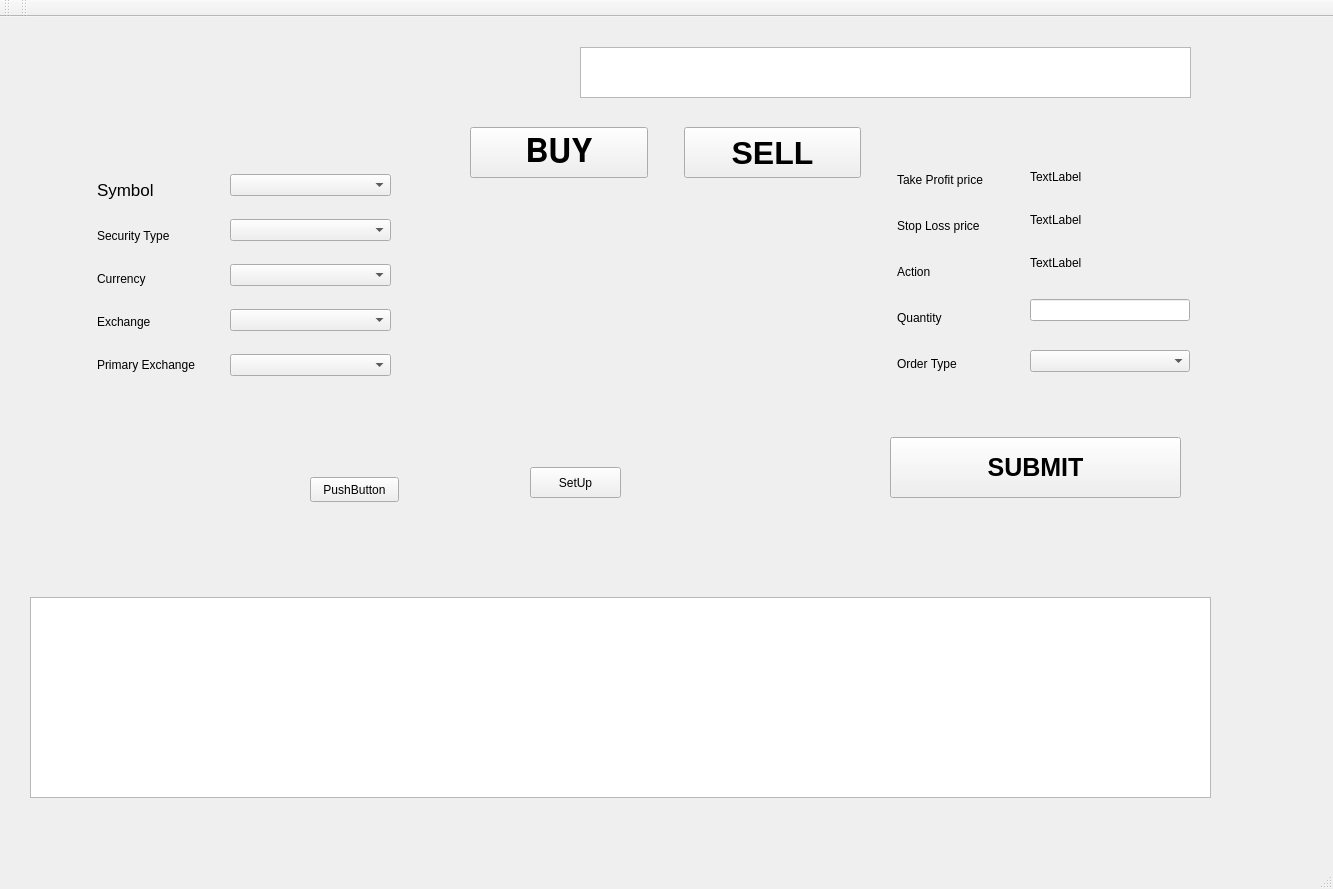
Qt form MainWindow.ui (eekremer/Trader) before a commit.
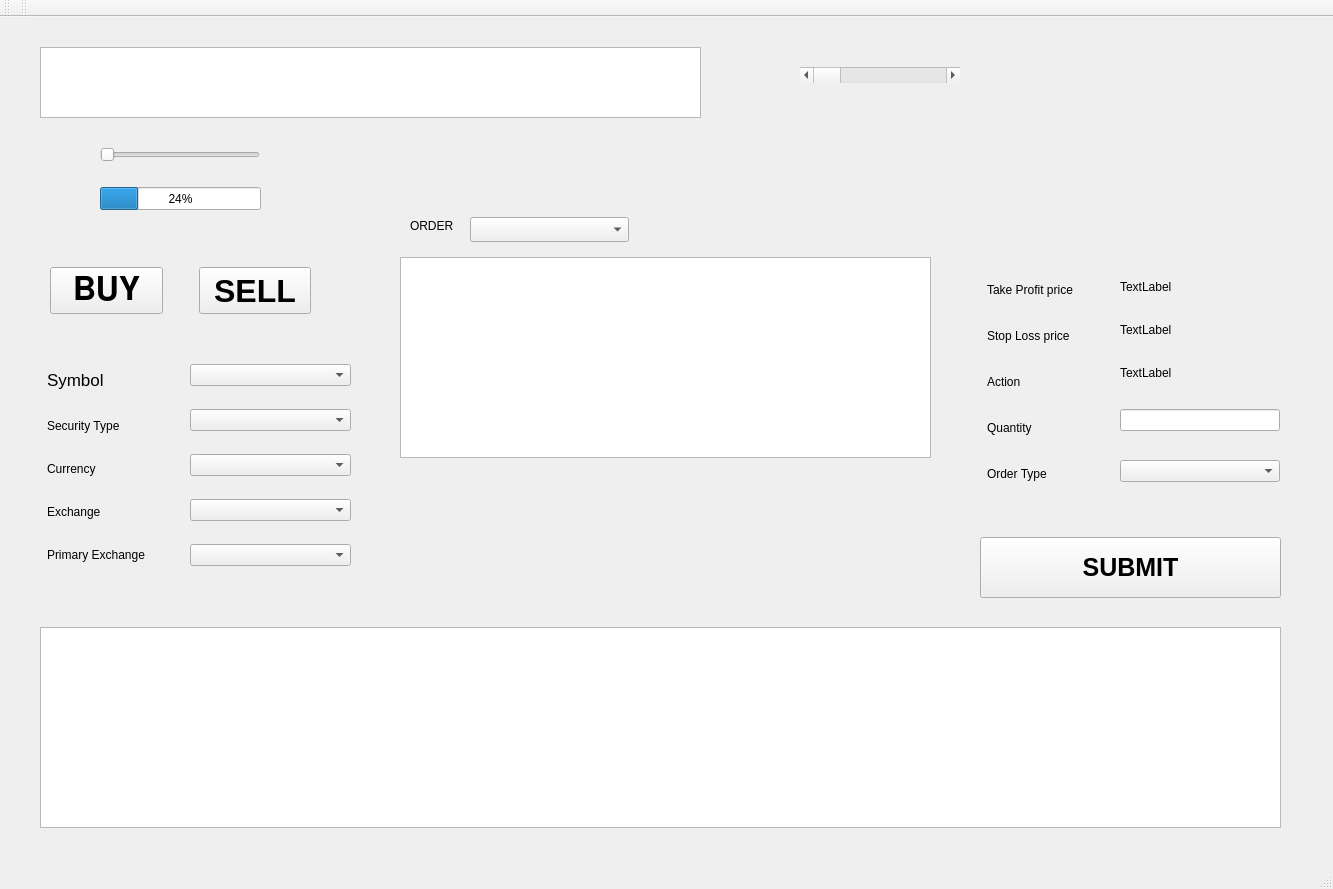
The same form after that commit.

```diff
--- a/MainWindow.ui
+++ b/MainWindow.ui
@@ -29,20 +29,20 @@
    <widget class="QTableView" name="dataTableView">
     <property name="geometry">
      <rect>
-      <x>580</x>
+      <x>40</x>
       <y>30</y>
-      <width>611</width>
-      <height>51</height>
+      <width>661</width>
+      <height>71</height>
      </rect>
     </property>
    </widget>
    <widget class="QWidget" name="layoutWidget">
     <property name="geometry">
      <rect>
-      <x>470</x>
-      <y>110</y>
-      <width>391</width>
-      <height>51</height>
+      <x>50</x>
+      <y>250</y>
+      <width>261</width>
+      <height>47</height>
      </rect>
     </property>
     <layout class="QHBoxLayout" name="horizontalLayout">
@@ -114,8 +114,8 @@
    <widget class="QWidget" name="verticalLayoutWidget_3">
     <property name="geometry">
      <rect>
-      <x>890</x>
-      <y>130</y>
+      <x>980</x>
+      <y>240</y>
       <width>128</width>
       <height>251</height>
      </rect>
@@ -200,8 +200,8 @@
    <widget class="QWidget" name="verticalLayoutWidget_4">
     <property name="geometry">
      <rect>
-      <x>1030</x>
-      <y>130</y>
+      <x>1120</x>
+      <y>240</y>
       <width>160</width>
       <height>251</height>
      </rect>
@@ -257,8 +257,8 @@
    <widget class="QWidget" name="verticalLayoutWidget_2">
     <property name="geometry">
      <rect>
-      <x>90</x>
-      <y>140</y>
+      <x>40</x>
+      <y>330</y>
       <width>131</width>
       <height>241</height>
      </rect>
@@ -348,8 +348,8 @@
    <widget class="QWidget" name="verticalLayoutWidget">
     <property name="geometry">
      <rect>
-      <x>230</x>
-      <y>140</y>
+      <x>190</x>
+      <y>330</y>
       <width>161</width>
       <height>241</height>
      </rect>
@@ -375,9 +375,9 @@
    <widget class="QTableView" name="orderTableView">
     <property name="geometry">
      <rect>
-      <x>30</x>
-      <y>580</y>
-      <width>1181</width>
+      <x>40</x>
+      <y>610</y>
+      <width>1241</width>
       <height>201</height>
      </rect>
     </property>
@@ -385,9 +385,9 @@
    <widget class="QPushButton" name="confirmButton">
     <property name="geometry">
      <rect>
-      <x>890</x>
-      <y>420</y>
-      <width>291</width>
+      <x>980</x>
+      <y>520</y>
+      <width>301</width>
       <height>61</height>
      </rect>
     </property>
@@ -402,30 +402,82 @@
      <string>SUBMIT</string>
     </property>
    </widget>
-   <widget class="QPushButton" name="setupButton">
+   <widget class="QLabel" name="orderTypeLabel_2">
     <property name="geometry">
      <rect>
-      <x>530</x>
-      <y>450</y>
-      <width>91</width>
-      <height>31</height>
+      <x>410</x>
+      <y>200</y>
+      <width>61</width>
+      <height>17</height>
      </rect>
     </property>
+    <property name="sizePolicy">
+     <sizepolicy hsizetype="Preferred" vsizetype="Fixed">
+      <horstretch>0</horstretch>
+      <verstretch>0</verstretch>
+     </sizepolicy>
+    </property>
     <property name="text">
-     <string>SetUp</string>
+     <string>ORDER</string>
     </property>
    </widget>
-   <widget class="QPushButton" name="pushButton">
+   <widget class="QComboBox" name="orderComboBox">
     <property name="geometry">
      <rect>
-      <x>310</x>
-      <y>460</y>
-      <width>89</width>
+      <x>470</x>
+      <y>200</y>
+      <width>159</width>
       <height>25</height>
      </rect>
     </property>
-    <property name="text">
-     <string>PushButton</string>
+   </widget>
+   <widget class="QSlider" name="horizontalSlider">
+    <property name="geometry">
+     <rect>
+      <x>100</x>
+      <y>130</y>
+      <width>160</width>
+      <height>16</height>
+     </rect>
+    </property>
+    <property name="orientation">
+     <enum>Qt::Horizontal</enum>
+    </property>
+   </widget>
+   <widget class="QProgressBar" name="progressBar">
+    <property name="geometry">
+     <rect>
+      <x>100</x>
+      <y>170</y>
+      <width>161</width>
+      <height>23</height>
+     </rect>
+    </property>
+    <property name="value">
+     <number>24</number>
+    </property>
+   </widget>
+   <widget class="QScrollBar" name="horizontalScrollBar">
+    <property name="geometry">
+     <rect>
+      <x>800</x>
+      <y>50</y>
+      <width>160</width>
+      <height>16</height>
+     </rect>
+    </property>
+    <property name="orientation">
+     <enum>Qt::Horizontal</enum>
+    </property>
+   </widget>
+   <widget class="QTableView" name="bracketTableView">
+    <property name="geometry">
+     <rect>
+      <x>400</x>
+      <y>240</y>
+      <width>531</width>
+      <height>201</height>
+     </rect>
     </property>
    </widget>
   </widget>
```
